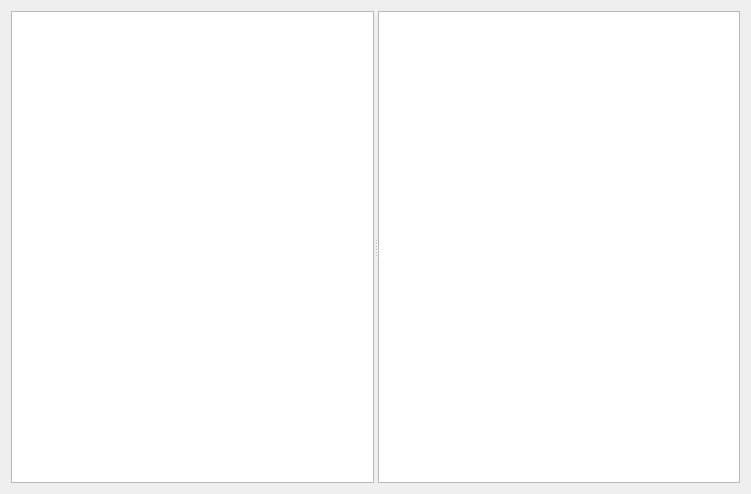
Qt form schema/visual/SchemaSelectorWidget.ui (TUM-CBR/pymol-plugins) before a commit.
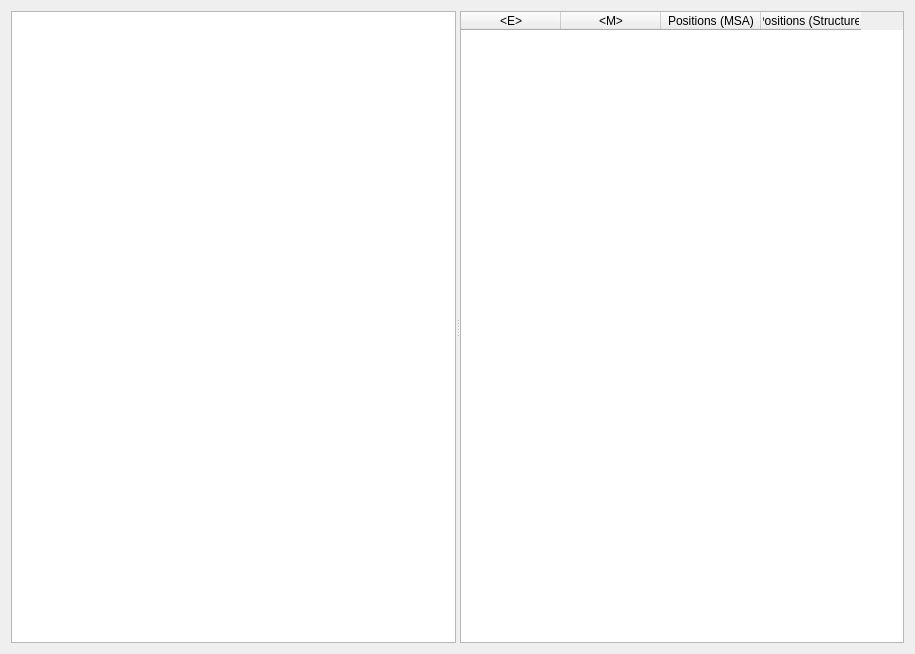
The same form after that commit.

Commit message: Show the position in structure and color structure using said positions

The edit to the form file:
```diff
--- a/schema/visual/SchemaSelectorWidget.ui
+++ b/schema/visual/SchemaSelectorWidget.ui
@@ -6,8 +6,8 @@
    <rect>
     <x>0</x>
     <y>0</y>
-    <width>751</width>
-    <height>494</height>
+    <width>915</width>
+    <height>654</height>
    </rect>
   </property>
   <property name="windowTitle">
@@ -20,7 +20,31 @@
       <enum>Qt::Horizontal</enum>
      </property>
      <widget class="QListWidget" name="resultsList"/>
-     <widget class="QTableWidget" name="resultsViewer"/>
+     <widget class="QTableWidget" name="resultsViewer">
+      <property name="columnCount">
+       <number>4</number>
+      </property>
+      <column>
+       <property name="text">
+        <string>&lt;E&gt;</string>
+       </property>
+      </column>
+      <column>
+       <property name="text">
+        <string>&lt;M&gt;</string>
+       </property>
+      </column>
+      <column>
+       <property name="text">
+        <string>Positions (MSA)</string>
+       </property>
+      </column>
+      <column>
+       <property name="text">
+        <string>Positions (Structure)</string>
+       </property>
+      </column>
+     </widget>
     </widget>
    </item>
   </layout>
```
The commit also changes 5 other files.
